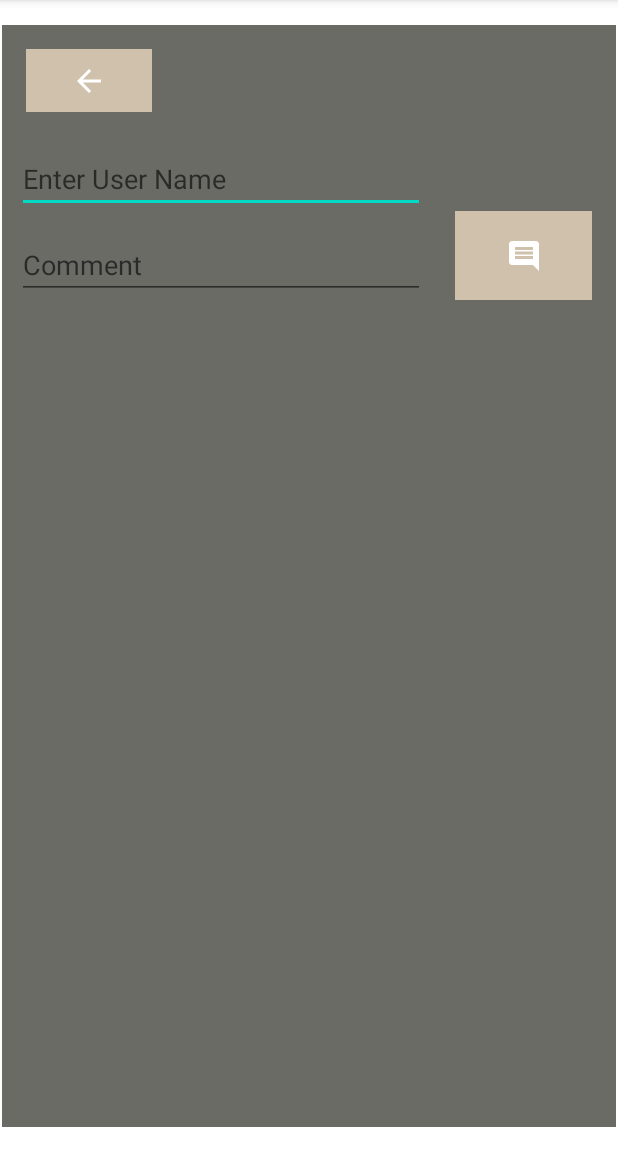
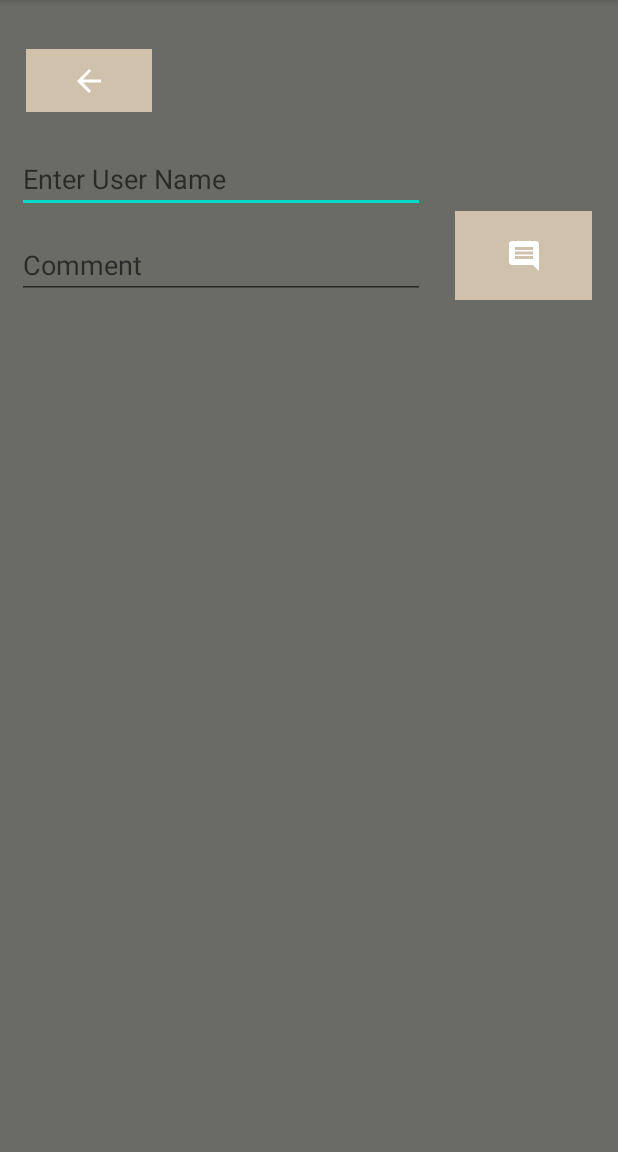
Before and after one commit to mh217/GoodTV, an Android app: the CommentHelp screen opened directly, with no data from a screen before it, on a phone screen of 412 x 824 dp, the part 84-1236 px from its top. Run offline under Robolectric (Android 15) with nearby library versions, the phone set to English and light mode, and no system bars; our stand-ins replace Firebase (no records; nobody signed in at launch, a user with empty details on screens opened directly); Roboto replaces fonts that are not available here; 1 statement that could not run was skipped.

Commit message:
Popravak na fragmentu

```diff
--- a/app/src/main/res/layout/activity_comment_help.xml
+++ b/app/src/main/res/layout/activity_comment_help.xml
@@ -4,7 +4,8 @@
     xmlns:tools="http://schemas.android.com/tools"
     android:layout_width="match_parent"
     android:layout_height="match_parent"
-    tools:context=".CommentHelp">
+    tools:context=".CommentHelp"
+    android:background="@color/brown">
 
     <androidx.fragment.app.FragmentContainerView
         android:id="@+id/fragmentContainerView2"
```
